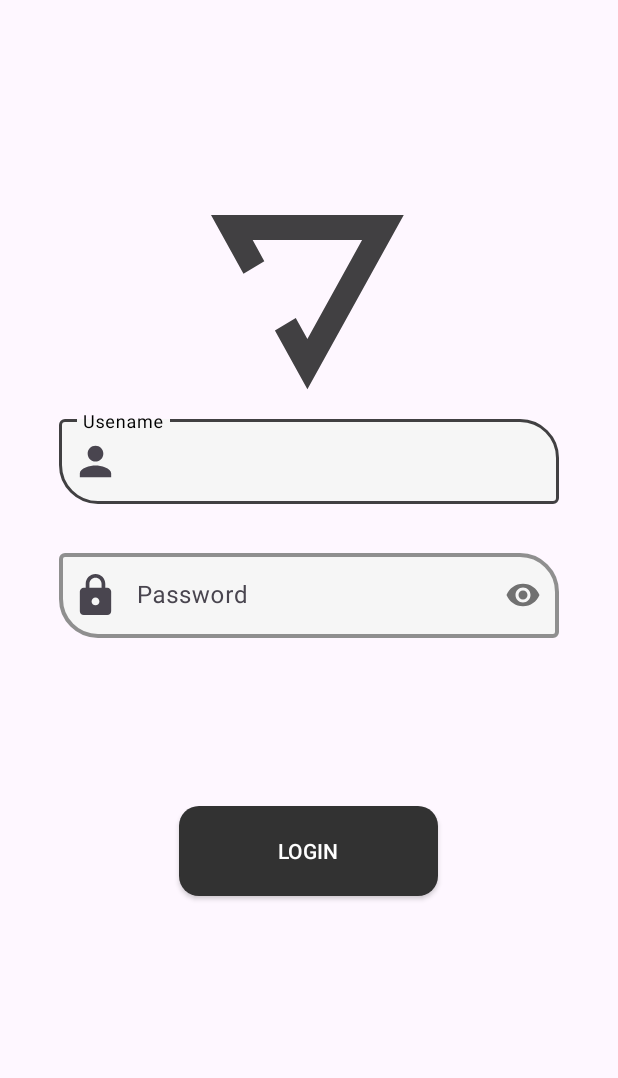
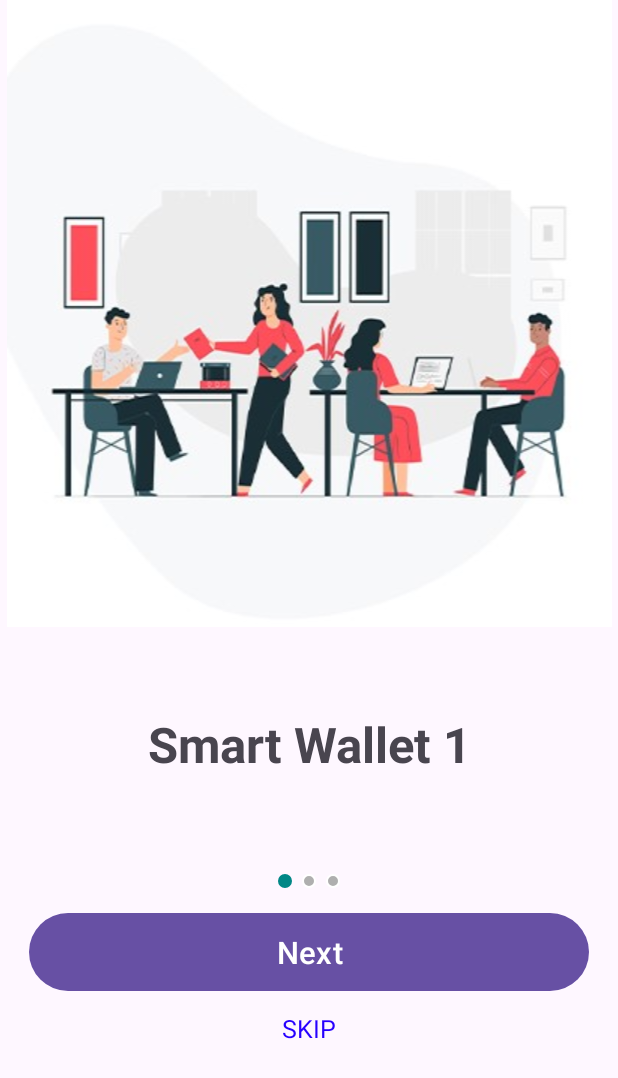
Before and after one commit to PanchalAnsh/TestApp, an Android app: the screen it shows after launch (LoginActivity before the commit, IntrosliderActivity after it), on a phone screen of 412 x 824 dp. Shown: the top 1078 px of the screen. Run offline under Robolectric (Android 15) with nearby library versions, the phone set to English and light mode, and no system bars; our stand-ins replace sdp/ssp sizes.

Commit message:
IntrosliderActivity Done

```diff
--- a/app/src/main/AndroidManifest.xml
+++ b/app/src/main/AndroidManifest.xml
@@ -12,6 +12,9 @@
         android:supportsRtl="true"
         android:theme="@style/Theme.TestApp"
         tools:targetApi="31">
+        <activity
+            android:name=".Activities.IntrosliderActivity"
+            android:exported="false" />
         <activity
             android:name=".Activities.DashBoardActivity"
             android:exported="false" />
--- /dev/null
+++ b/app/src/main/java/com/example/testapp/Activities/IntrosliderActivity.java
@@ -0,0 +1,88 @@
+package com.example.testapp.Activities;
+
+import androidx.appcompat.app.AppCompatActivity;
+import androidx.fragment.app.Fragment;
+import androidx.fragment.app.FragmentManager;
+import androidx.fragment.app.FragmentTransaction;
+import androidx.viewpager.widget.ViewPager;
+
+import android.content.Intent;
+import android.os.Bundle;
+import android.view.View;
+import android.widget.Button;
+import android.widget.ImageView;
+import android.widget.TextView;
+
+import com.example.testapp.Adapter.IntroPageAdapter;
+import com.example.testapp.Fragment.IntroFragment_1;
+import com.example.testapp.Fragment.IntroFragment_2;
+import com.example.testapp.Fragment.IntroFragment_3;
+import com.example.testapp.MySharedPreference;
+import com.example.testapp.R;
+
+import java.util.ArrayList;
+
+public class IntrosliderActivity extends AppCompatActivity {
+
+    Button btnNext;
+    TextView textSkip;
+    ImageView iv1,iv2,iv3;
+    ViewPager viewPager;
+    int item=0;
+
+    @Override
+    protected void onCreate(Bundle savedInstanceState) {
+        super.onCreate(savedInstanceState);
+        setContentView(R.layout.activity_introslider);
+
+        btnNext = findViewById(R.id.btnNext);
+        textSkip = findViewById(R.id.txtSkip);
+        viewPager = findViewById(R.id.introviewpager);
+        iv1 = findViewById(R.id.iv1);
+        iv2 = findViewById(R.id.iv2);
+        iv3 = findViewById(R.id.iv3);
+
+        MySharedPreference mySharedPreference = new MySharedPreference();
+        mySharedPreference.setFlag(IntrosliderActivity.this,false);
+
+        IntroPageAdapter pageAdapter = new IntroPageAdapter(getSupportFragmentManager());
+        viewPager.setAdapter(pageAdapter);
+
+        iv1.setBackground(getDrawable(R.drawable.active_dot));
+        iv2.setBackground(getDrawable(R.drawable.non_active_dot));
+        iv3.setBackground(getDrawable(R.drawable.non_active_dot));
+
+        btnNext.setOnClickListener(new View.OnClickListener() {
+            @Override
+            public void onClick(View v) {
+                item++;
+                switch (item){
+                    case 1:
+                        iv1.setBackground(getDrawable(R.drawable.non_active_dot));
+                        iv2.setBackground(getDrawable(R.drawable.active_dot));
+                        iv3.setBackground(getDrawable(R.drawable.non_active_dot));
+                        break;
+                    case 2:
+                        iv1.setBackground(getDrawable(R.drawable.non_active_dot));
+                        iv2.setBackground(getDrawable(R.drawable.non_active_dot));
+                        iv3.setBackground(getDrawable(R.drawable.active_dot));
+                        btnNext.setText("Start");
+                        break;
+                    case 3:
+                        Intent intent = new Intent(IntrosliderActivity.this,LoginActivity.class);
+                        startActivity(intent);
+                        break;
+                }
+                viewPager.setCurrentItem(item);
+            }
+        });
+
+        textSkip.setOnClickListener(new View.OnClickListener() {
+            @Override
+            public void onClick(View v) {
+                Intent intent = new Intent(IntrosliderActivity.this,LoginActivity.class);
+                startActivity(intent);
+            }
+        });
+    }
+}
--- a/app/src/main/java/com/example/testapp/Activities/SplashScreenActivity.java
+++ b/app/src/main/java/com/example/testapp/Activities/SplashScreenActivity.java
@@ -22,11 +22,21 @@ public class SplashScreenActivity extends AppCompatActivity {
             @Override
             public void run() {
                 MySharedPreference mySharedPreference = new MySharedPreference();
-                if (mySharedPreference.getData(SplashScreenActivity.this) ==  null){
+                if (mySharedPreference.getFlag(SplashScreenActivity.this)) {
+                    startActivity(new Intent(SplashScreenActivity.this, IntrosliderActivity.class));
+                } else if (mySharedPreference.getData(SplashScreenActivity.this) == null) {
                     startActivity(new Intent(SplashScreenActivity.this, LoginActivity.class));
                 } else {
                     startActivity(new Intent(SplashScreenActivity.this, DashBoardActivity.class));
                 }
+
+
+//                MySharedPreference mySharedPreference = new MySharedPreference();
+//                if (mySharedPreference.getData(SplashScreenActivity.this) ==  null){
+//                    startActivity(new Intent(SplashScreenActivity.this, LoginActivity.class));
+//                } else {
+//                    startActivity(new Intent(SplashScreenActivity.this, DashBoardActivity.class));
+//                }
                 finish();
             }
         }, 3000);
--- /dev/null
+++ b/app/src/main/java/com/example/testapp/Adapter/IntroPageAdapter.java
@@ -0,0 +1,32 @@
+package com.example.testapp.Adapter;
+
+import androidx.annotation.NonNull;
+import androidx.fragment.app.Fragment;
+import androidx.fragment.app.FragmentManager;
+import androidx.fragment.app.FragmentPagerAdapter;
+
+import com.example.testapp.Fragment.IntroFragment_1;
+import com.example.testapp.Fragment.IntroFragment_2;
+import com.example.testapp.Fragment.IntroFragment_3;
+
+public class IntroPageAdapter extends FragmentPagerAdapter {
+    public IntroPageAdapter(@NonNull FragmentManager fm) {
+        super(fm);
+    }
+
+    @NonNull
+    @Override
+    public Fragment getItem(int position) {
+        switch (position){
+            case 0: return new IntroFragment_1();
+            case 1: return new IntroFragment_2();
+            case 2: return new IntroFragment_3();
+            default: return null;
+        }
+    }
+
+    @Override
+    public int getCount() {
+        return 3;
+    }
+}
--- /dev/null
+++ b/app/src/main/java/com/example/testapp/Fragment/IntroFragment_1.java
@@ -0,0 +1,27 @@
+package com.example.testapp.Fragment;
+
+import android.os.Bundle;
+
+import androidx.fragment.app.Fragment;
+
+import android.view.LayoutInflater;
+import android.view.View;
+import android.view.ViewGroup;
+
+import com.example.testapp.R;
+
+public class IntroFragment_1 extends Fragment {
+
+    public IntroFragment_1() {
+        // Required empty public constructor
+    }
+
+
+    @Override
+    public View onCreateView(LayoutInflater inflater, ViewGroup container,
+                             Bundle savedInstanceState) {
+        // Inflate the layout for this fragment
+        View view = inflater.inflate(R.layout.fragment_intro_1, container, false);
+        return view;
+    }
+}
--- /dev/null
+++ b/app/src/main/java/com/example/testapp/Fragment/IntroFragment_2.java
@@ -0,0 +1,25 @@
+package com.example.testapp.Fragment;
+
+import android.os.Bundle;
+
+import androidx.fragment.app.Fragment;
+
+import android.view.LayoutInflater;
+import android.view.View;
+import android.view.ViewGroup;
+
+import com.example.testapp.R;
+public class IntroFragment_2 extends Fragment {
+
+    public IntroFragment_2() {
+        // Required empty public constructor
+    }
+
+    @Override
+    public View onCreateView(LayoutInflater inflater, ViewGroup container,
+                             Bundle savedInstanceState) {
+        // Inflate the layout for this fragment
+        View view = inflater.inflate(R.layout.fragment_intro_2, container, false);
+        return view;
+    }
+}
--- a/app/src/main/java/com/example/testapp/MySharedPreference.java
+++ b/app/src/main/java/com/example/testapp/MySharedPreference.java
@@ -9,6 +9,7 @@ import com.example.testapp.Activities.SplashScreenActivity;
 public class MySharedPreference {
     private static final String PREF_USER = "User";
     private static final String PREF_USERNAME = "Username";
+    private static final String FLAG = "flag";
 
     public MySharedPreference(){
         super();
@@ -30,10 +31,21 @@ public class MySharedPreference {
         SharedPreferences sharedPreferences = context.getSharedPreferences(PREF_USER,Context.MODE_PRIVATE);
         SharedPreferences.Editor editor = sharedPreferences.edit();
         editor.remove(PREF_USERNAME);
-        editor.clear();
         editor.apply();
         Intent intent = new Intent(context, SplashScreenActivity.class);
         intent.setFlags(Intent.FLAG_ACTIVITY_NEW_TASK | Intent.FLAG_ACTIVITY_CLEAR_TASK);
         context.startActivity(intent);
     }
+
+    public void setFlag(Context context, boolean flag){
+        SharedPreferences sharedPreferences = context.getSharedPreferences(PREF_USER,Context.MODE_PRIVATE);
+        SharedPreferences.Editor editor = sharedPreferences.edit();
+        editor.putBoolean(FLAG,flag);
+        editor.apply();
+    }
+
+    public boolean getFlag(Context context){
+        SharedPreferences sharedPreferences = context.getSharedPreferences(PREF_USER,Context.MODE_PRIVATE);
+        return sharedPreferences.getBoolean(FLAG,true);
+    }
 }
--- /dev/null
+++ b/app/src/main/res/drawable/active_dot.xml
@@ -0,0 +1,8 @@
+<?xml version="1.0" encoding="utf-8"?>
+<shape xmlns:android="http://schemas.android.com/apk/res/android"
+    android:innerRadius="0dp"
+    android:shape="ring"
+    android:thicknessRatio="2"
+    android:useLevel="false">
+    <solid android:color="@color/teal_700"/>
+</shape>
--- /dev/null
+++ b/app/src/main/res/drawable/nextbutton_background.xml
@@ -0,0 +1,13 @@
+<?xml version="1.0" encoding="utf-8"?>
+<shape xmlns:android="http://schemas.android.com/apk/res/android"
+    android:shape="rectangle">
+
+    <gradient android:startColor="#F6483B"
+        android:centerColor="#F16B61"
+        android:endColor="#9A76DA"
+        android:centerY=".5"
+        android:angle="10"/>
+
+    <corners android:radius="30dp"/>
+
+</shape>
--- /dev/null
+++ b/app/src/main/res/drawable/non_active_dot.xml
@@ -0,0 +1,12 @@
+<?xml version="1.0" encoding="utf-8"?>
+<shape xmlns:android="http://schemas.android.com/apk/res/android"
+    android:innerRadius="0dp"
+    android:shape="ring"
+    android:thicknessRatio="2"
+    android:useLevel="false" >
+    <solid android:color="@color/gray" />
+
+    <stroke
+        android:width="1dp"
+        android:color="#ffffff" />
+</shape>
--- /dev/null
+++ b/app/src/main/res/layout/activity_introslider.xml
@@ -0,0 +1,84 @@
+<?xml version="1.0" encoding="utf-8"?>
+<androidx.constraintlayout.widget.ConstraintLayout xmlns:android="http://schemas.android.com/apk/res/android"
+    xmlns:app="http://schemas.android.com/apk/res-auto"
+    xmlns:tools="http://schemas.android.com/tools"
+    android:layout_width="match_parent"
+    android:layout_height="match_parent"
+    tools:context=".Activities.IntrosliderActivity">
+
+    <ImageView
+        android:id="@+id/imageView"
+        android:layout_width="0dp"
+        android:layout_height="wrap_content"
+        android:src="@drawable/introslider_2"
+        app:layout_constraintEnd_toEndOf="parent"
+        app:layout_constraintStart_toStartOf="parent"
+        app:layout_constraintTop_toTopOf="parent" />
+
+    <com.example.testapp.SwipeDisableViewpager
+        android:id="@+id/introviewpager"
+        android:layout_width="match_parent"
+        android:layout_height="@dimen/_120sdp"
+        app:layout_constraintEnd_toEndOf="parent"
+        app:layout_constraintStart_toStartOf="parent"
+        app:layout_constraintTop_toBottomOf="@+id/imageView" />
+
+    <LinearLayout
+        android:id="@+id/linear"
+        android:layout_width="0dp"
+        android:layout_height="wrap_content"
+        android:layout_marginTop="5dp"
+        android:gravity="center"
+        android:orientation="horizontal"
+        app:layout_constraintEnd_toEndOf="parent"
+        app:layout_constraintStart_toStartOf="parent"
+        app:layout_constraintTop_toBottomOf="@+id/introviewpager">
+
+        <ImageView
+            android:id="@+id/iv1"
+            android:layout_width="@dimen/_7sdp"
+            android:layout_height="@dimen/_7sdp"
+            android:layout_margin="3dp" />
+
+        <ImageView
+            android:id="@+id/iv2"
+            android:layout_width="@dimen/_7sdp"
+            android:layout_height="@dimen/_7sdp"
+            android:layout_margin="3dp" />
+
+        <ImageView
+            android:id="@+id/iv3"
+            android:layout_width="@dimen/_7sdp"
+            android:layout_height="@dimen/_7sdp"
+            android:layout_margin="3dp" />
+
+    </LinearLayout>
+
+    <Button
+        android:id="@+id/btnNext"
+        android:layout_width="match_parent"
+        android:layout_height="@dimen/_40sdp"
+        android:layout_marginStart="@dimen/_15sdp"
+        android:layout_marginTop="@dimen/_10sdp"
+        android:layout_marginEnd="@dimen/_15sdp"
+        android:text="Next"
+        android:background="@drawable/nextbutton_background"
+        android:textSize="@dimen/_16ssp"
+        app:layout_constraintEnd_toEndOf="parent"
+        app:layout_constraintStart_toStartOf="parent"
+        app:layout_constraintTop_toBottomOf="@id/linear" />
+
+    <TextView
+        android:id="@+id/txtSkip"
+        android:layout_width="wrap_content"
+        android:layout_height="wrap_content"
+        android:text="SKIP"
+        android:textColor="#2600FF"
+        android:textSize="@dimen/_13sdp"
+        android:layout_marginTop="@dimen/_10sdp"
+        app:layout_constraintEnd_toEndOf="parent"
+        app:layout_constraintHorizontal_bias="0.5"
+        app:layout_constraintStart_toStartOf="parent"
+        app:layout_constraintTop_toBottomOf="@+id/btnNext"/>
+
+</androidx.constraintlayout.widget.ConstraintLayout>
--- /dev/null
+++ b/app/src/main/res/layout/fragment_intro_1.xml
@@ -0,0 +1,23 @@
+<?xml version="1.0" encoding="utf-8"?>
+<androidx.constraintlayout.widget.ConstraintLayout xmlns:android="http://schemas.android.com/apk/res/android"
+    xmlns:app="http://schemas.android.com/apk/res-auto"
+    xmlns:tools="http://schemas.android.com/tools"
+    android:layout_width="match_parent"
+    android:layout_height="match_parent"
+    tools:context=".Fragment.IntroFragment_1">
+
+    <TextView
+        android:layout_width="wrap_content"
+        android:layout_height="wrap_content"
+        android:gravity="center"
+        android:text="Smart Wallet 1"
+        android:textSize="@dimen/_25sdp"
+        android:textStyle="bold"
+        app:layout_constraintBottom_toBottomOf="parent"
+        app:layout_constraintEnd_toEndOf="parent"
+        app:layout_constraintHorizontal_bias="0.5"
+        app:layout_constraintStart_toStartOf="parent"
+        app:layout_constraintTop_toTopOf="parent"
+        app:layout_constraintVertical_bias="0.5" />
+
+</androidx.constraintlayout.widget.ConstraintLayout>
--- a/app/src/main/res/values/colors.xml
+++ b/app/src/main/res/values/colors.xml
@@ -1,5 +1,12 @@
 <?xml version="1.0" encoding="utf-8"?>
 <resources>
+    <color name="purple_200">#FFBB86FC</color>
+    <color name="purple_500">#FF6200EE</color>
+    <color name="purple_700">#FF3700B3</color>
+    <color name="teal_200">#FF03DAC5</color>
+    <color name="teal_700">#FF018786</color>
     <color name="black">#FF000000</color>
     <color name="white">#FFFFFFFF</color>
+    <color name="gray">#AFAFAF</color>
+    <color name="light_red">#E62A6A</color>
 </resources>
--- a/app/src/main/res/values/strings.xml
+++ b/app/src/main/res/values/strings.xml
@@ -2,6 +2,4 @@
     <string name="app_name">TestApp</string>
     <string name="OpenDrawer">Open Navigation Drawer</string>
     <string name="CloseDrawer">Close Navigation Drawer</string>
-    <!-- TODO: Remove or change this placeholder text -->
-    <string name="hello_blank_fragment">Hello blank fragment</string>
 </resources>
```
Also changed, not shown: app/src/main/java/com/example/testapp/Fragment/IntroFragment_3.java (added, +26 -0 lines), app/src/main/java/com/example/testapp/SwipeDisableViewpager.java (added, +29 -0 lines), app/src/main/res/layout/fragment_intro_2.xml (added, +23 -0 lines), app/src/main/res/layout/fragment_intro_3.xml (added, +23 -0 lines), app/src/main/res/drawable/introslider_2.jpg (added).
